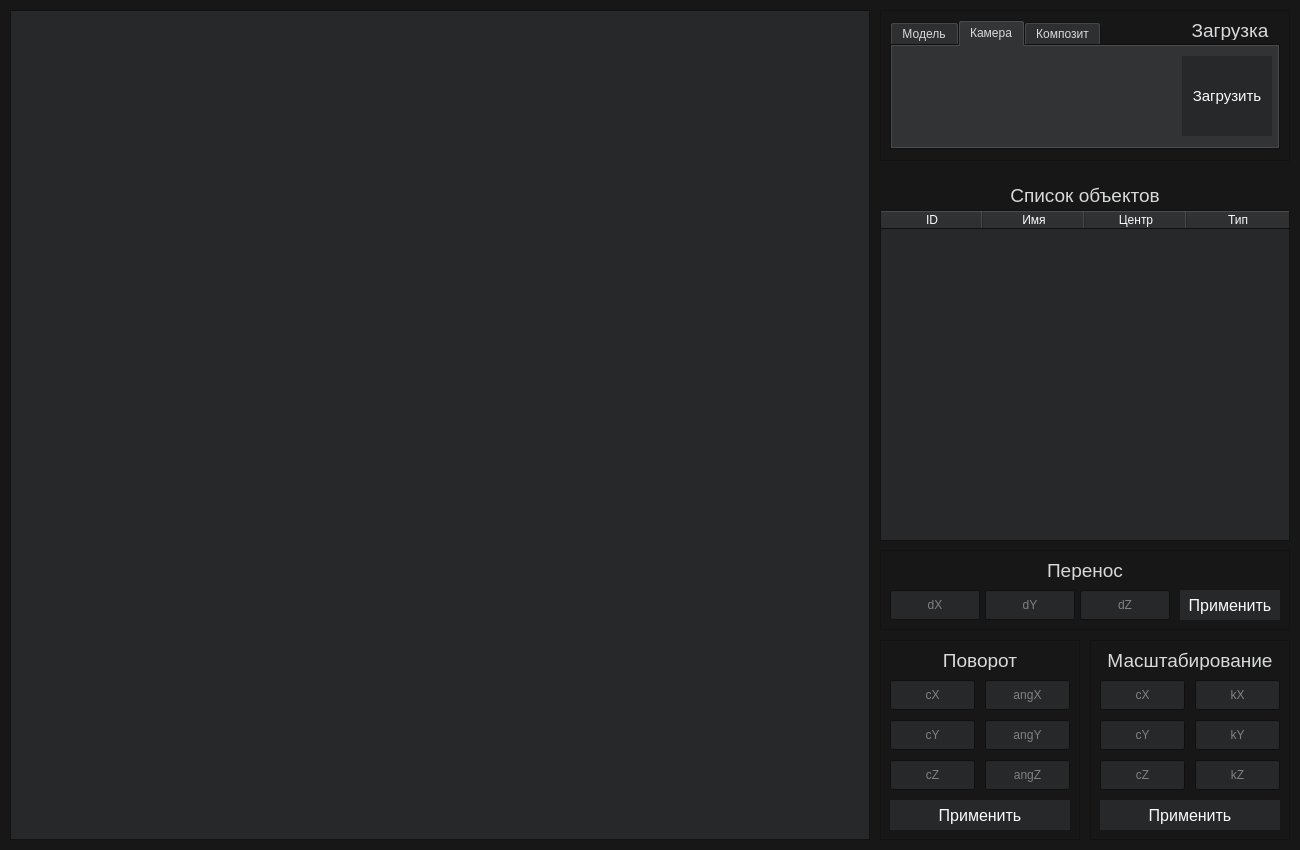
The window that lab_03/ui/mainwindow.ui (n0kkster/iu7-oop-4sem-labs) describes before a commit, drawn with Qt 5.
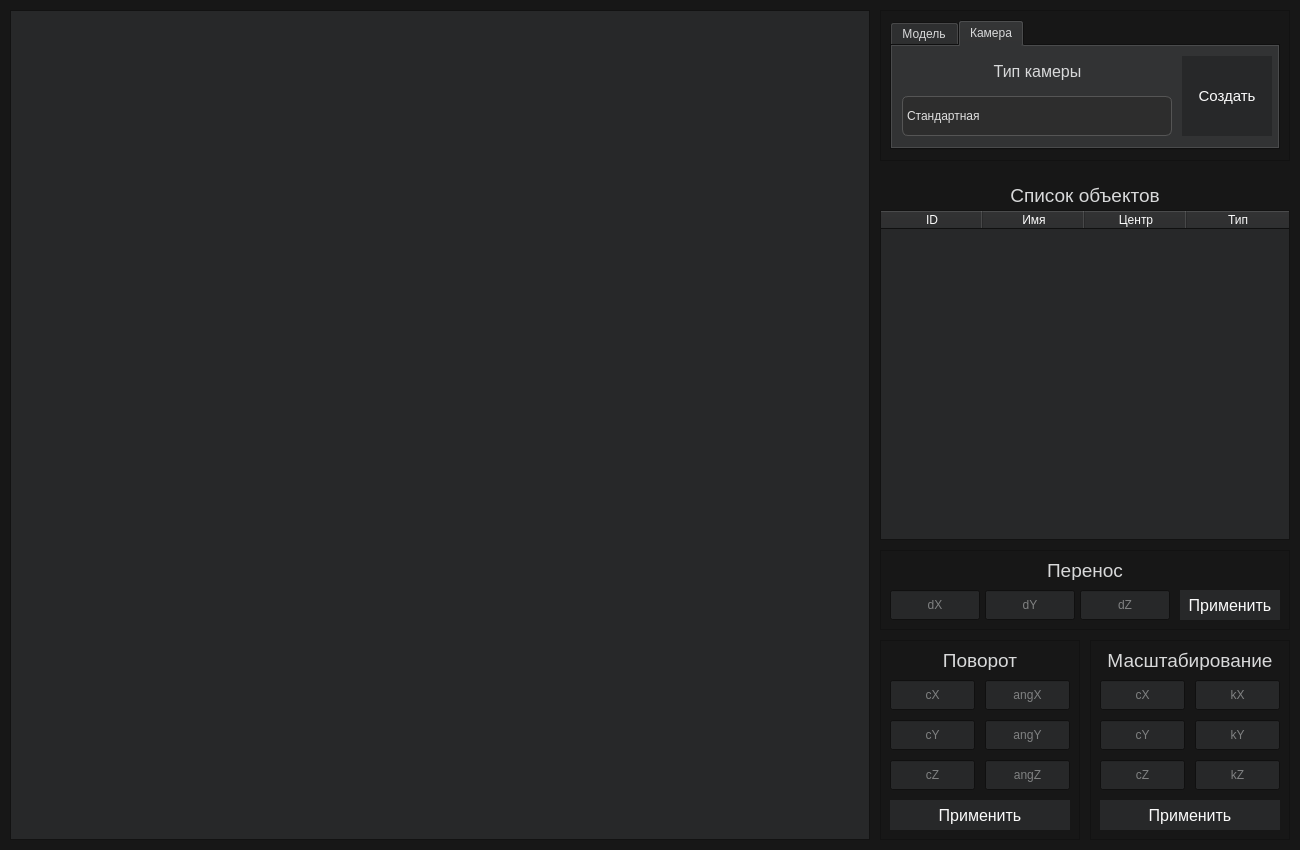
The same window after the commit. The open tabs and pages were chosen to show the change.

Commit message: upd: вдогонку к интерфейсу

Patch:
```diff
--- a/lab_03/ui/mainwindow.ui
+++ b/lab_03/ui/mainwindow.ui
@@ -635,7 +635,7 @@
         <bool>true</bool>
        </property>
       </widget>
-      <widget class="QComboBox" name="comboBox">
+      <widget class="QComboBox" name="modelReprList">
        <property name="geometry">
         <rect>
          <x>10</x>
@@ -792,7 +792,7 @@
       <attribute name="title">
        <string>Камера</string>
       </attribute>
-      <widget class="QPushButton" name="loadFrameBtn_2">
+      <widget class="QPushButton" name="createCameraBtn">
        <property name="geometry">
         <rect>
          <x>290</x>
@@ -810,7 +810,7 @@
         <bool>true</bool>
        </property>
        <property name="text">
-        <string>Загрузить</string>
+        <string>Создать</string>
        </property>
        <property name="autoDefault">
         <bool>false</bool>
@@ -819,61 +819,155 @@
         <bool>true</bool>
        </property>
       </widget>
-     </widget>
-     <widget class="QWidget" name="Com">
-      <attribute name="title">
-       <string>Композит</string>
-      </attribute>
-      <widget class="QPushButton" name="loadFrameBtn_3">
+      <widget class="QLabel" name="label_5">
        <property name="geometry">
         <rect>
-         <x>290</x>
+         <x>10</x>
          <y>10</y>
-         <width>90</width>
-         <height>80</height>
+         <width>271</width>
+         <height>31</height>
         </rect>
        </property>
        <property name="font">
         <font>
-         <pointsize>11</pointsize>
+         <pointsize>12</pointsize>
         </font>
        </property>
-       <property name="autoFillBackground">
-        <bool>true</bool>
-       </property>
        <property name="text">
-        <string>Загрузить</string>
+        <string>Тип камеры</string>
        </property>
-       <property name="autoDefault">
-        <bool>false</bool>
+       <property name="alignment">
+        <set>Qt::AlignCenter</set>
        </property>
-       <property name="flat">
-        <bool>true</bool>
+      </widget>
+      <widget class="QComboBox" name="cameraTypeList">
+       <property name="geometry">
+        <rect>
+         <x>10</x>
+         <y>50</y>
+         <width>270</width>
+         <height>40</height>
+        </rect>
        </property>
+       <property name="styleSheet">
+        <string notr="true">QComboBox {
+    background-color: #2d2d2d;
+    color: #e0e0e0;
+    border: 1px solid #555555;
+    border-radius: 6px;
+    selection-background-color: #444444;
+}
+
+QComboBox:hover {
+    background-color: #3a3a3a;
+}
+
+QComboBox:focus {
+    background-color: #383838;
+}
+
+QComboBox::drop-down {
+    border: none;
+    background: transparent;
+    width: 20px;
+}
+
+QComboBox QAbstractItemView {
+    background: #222222;
+    selection-background-color: #0078d7;
+    selection-color: white;
+    border-radius: 4px;
+}QComboBox {
+    background-color: #2d2d2d;
+    color: #e0e0e0;
+    border: 1px solid #555555;
+    border-radius: 6px;
+    selection-background-color: #444444;
+}
+
+QComboBox:hover {
+    background-color: #3a3a3a;
+}
+
+QComboBox:focus {
+    background-color: #383838;
+}
+
+QComboBox::drop-down {
+    border: none;
+    background: transparent;
+    width: 20px;
+}
+
+QComboBox QAbstractItemView {
+    background: #222222;
+    selection-background-color: #0078d7;
+    selection-color: white;
+    border-radius: 4px;
+}QComboBox {
+    background-color: #2d2d2d;
+    color: #e0e0e0;
+    border: 1px solid #555555;
+    border-radius: 6px;
+    selection-background-color: #444444;
+}
+
+QComboBox:hover {
+    background-color: #3a3a3a;
+}
+
+QComboBox:focus {
+    background-color: #383838;
+}
+
+QComboBox::drop-down {
+    border: none;
+    background: transparent;
+    width: 20px;
+}
+
+QComboBox QAbstractItemView {
+    background: #222222;
+    selection-background-color: #0078d7;
+    selection-color: white;
+    border-radius: 4px;
+}QComboBox {
+    background-color: #2d2d2d;
+    color: #e0e0e0;
+    border: 1px solid #555555;
+    border-radius: 6px;
+    selection-background-color: #444444;
+}
+
+QComboBox:hover {
+    background-color: #3a3a3a;
+}
+
+QComboBox:focus {
+    background-color: #383838;
+}
+
+QComboBox::drop-down {
+    border: none;
+    background: transparent;
+    width: 20px;
+}
+
+QComboBox QAbstractItemView {
+    background: #222222;
+    selection-background-color: #0078d7;
+    selection-color: white;
+    border-radius: 4px;
+}</string>
+       </property>
+       <item>
+        <property name="text">
+         <string>Стандартная</string>
+        </property>
+       </item>
       </widget>
      </widget>
     </widget>
-    <widget class="QLabel" name="label_2">
-     <property name="geometry">
-      <rect>
-       <x>300</x>
-       <y>10</y>
-       <width>100</width>
-       <height>20</height>
-      </rect>
-     </property>
-     <property name="font">
-      <font>
-       <pointsize>14</pointsize>
-      </font>
-     </property>
-     <property name="text">
-      <string>Загрузка</string>
-     </property>
-     <property name="alignment">
-      <set>Qt::AlignCenter</set>
-     </property>
-    </widget>
    </widget>
    <widget class="QFrame" name="frame_3">
     <property name="geometry">
@@ -1195,7 +1289,7 @@
       <x>880</x>
       <y>210</y>
       <width>410</width>
-      <height>331</height>
+      <height>330</height>
      </rect>
     </property>
     <property name="columnCount">
```
